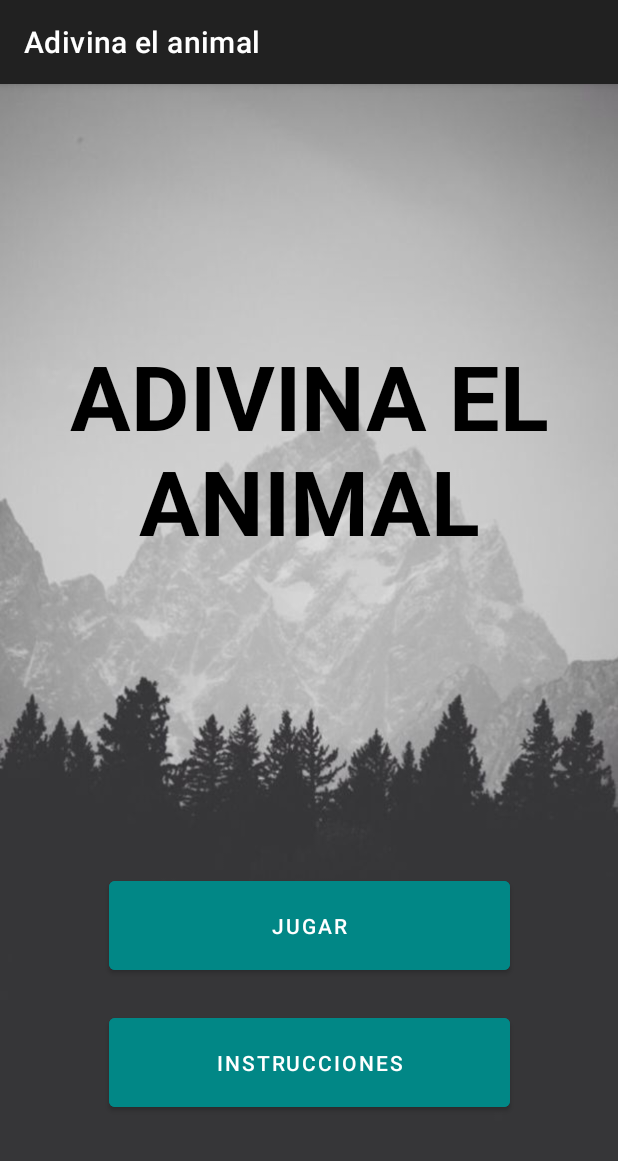
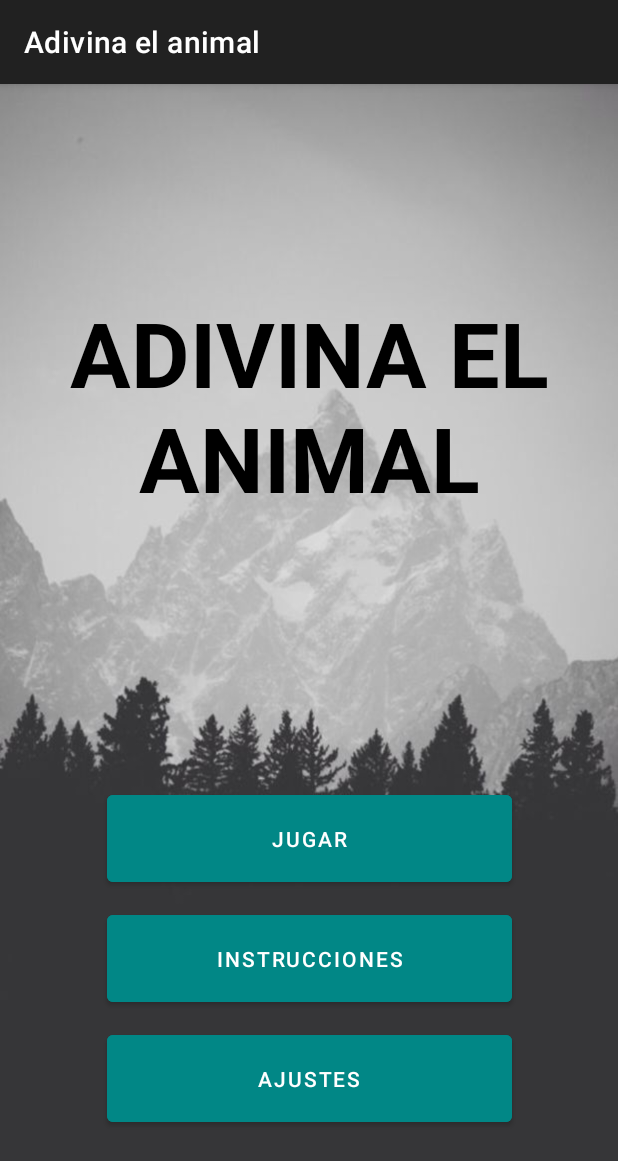
Before and after one commit to gurzelai/adivina-el-animal, an Android app: the screen it shows after launch (MainActivity), on a phone screen of 412 x 824 dp. Shown: the top 1161 px of the screen. Run offline under Robolectric (Android 15) with nearby library versions, the phone set to English and light mode, and no system bars; Roboto replaces fonts that are not available here.

Commit message:
pantalla de Configuracion hecha

```diff
--- a/app/src/main/java/com/gurzelai/adivinaelanimal/MainActivity.java
+++ b/app/src/main/java/com/gurzelai/adivinaelanimal/MainActivity.java
@@ -7,9 +7,11 @@ import android.media.MediaPlayer;
 import android.os.Bundle;
 import android.widget.Button;
 
+import com.google.android.material.floatingactionbutton.FloatingActionButton;
+
 public class MainActivity extends AppCompatActivity {
 
-    Button jugar, instrucciones;
+    Button jugar, instrucciones, ajustes;
 
     @Override
     protected void onCreate(Bundle savedInstanceState) {
@@ -20,6 +22,13 @@ public class MainActivity extends AppCompatActivity {
         jugar.setOnClickListener(view -> abrirIntentJuego());
         instrucciones = (Button) findViewById(R.id.instrucciones);
         instrucciones.setOnClickListener(view -> abrirIntentInstrucciones());
+        ajustes = findViewById(R.id.ajustes);
+        ajustes.setOnClickListener(view -> abrirIntentConfiguracion());
+    }
+
+    private void abrirIntentConfiguracion() {
+        Intent intent = new Intent(getApplicationContext(), Configuracion.class);
+        startActivity(intent);
     }
 
     private void abrirIntentInstrucciones() {
--- a/app/src/main/java/com/gurzelai/adivinaelanimal/Retardo.java
+++ b/app/src/main/java/com/gurzelai/adivinaelanimal/Retardo.java
@@ -11,6 +11,5 @@ public class Retardo extends Application {
         MediaPlayer mp = MediaPlayer.create(getApplicationContext(), getResources().getIdentifier("sonidointro", "raw", getPackageName()));
         mp.start();
         SystemClock.sleep(2200);
-
     }
 }
--- a/app/src/main/res/layout/activity_main.xml
+++ b/app/src/main/res/layout/activity_main.xml
@@ -28,22 +28,33 @@
 
     <Button
         android:id="@+id/jugar"
-        android:layout_width="267dp"
-        android:layout_height="71dp"
-        android:layout_marginBottom="20dp"
+        android:layout_width="270dp"
+        android:layout_height="70dp"
         android:backgroundTint="@color/teal_700"
         android:text="JUGAR"
+        android:layout_marginBottom="10sp"
         app:layout_constraintBottom_toTopOf="@+id/instrucciones"
         app:layout_constraintEnd_toEndOf="parent"
         app:layout_constraintStart_toStartOf="parent" />
 
     <Button
+        android:layout_marginBottom="10sp"
         android:id="@+id/instrucciones"
-        android:layout_width="267dp"
-        android:layout_height="71dp"
-        android:layout_marginBottom="70dp"
+        android:layout_width="270dp"
+        android:layout_height="70dp"
         android:backgroundTint="@color/teal_700"
         android:text="INSTRUCCIONES"
+        app:layout_constraintBottom_toTopOf="@+id/ajustes"
+        app:layout_constraintEnd_toEndOf="parent"
+        app:layout_constraintStart_toStartOf="parent" />
+
+    <Button
+        android:id="@+id/ajustes"
+        android:layout_width="270dp"
+        android:layout_height="70dp"
+        android:backgroundTint="@color/teal_700"
+        android:text="AJUSTES"
+        android:layout_marginBottom="60dp"
         app:layout_constraintBottom_toBottomOf="parent"
         app:layout_constraintEnd_toEndOf="parent"
         app:layout_constraintStart_toStartOf="parent" />
--- a/app/src/main/res/values-night/themes.xml
+++ b/app/src/main/res/values-night/themes.xml
@@ -1,8 +1,10 @@
 <resources xmlns:tools="http://schemas.android.com/tools">
     <!-- Base application theme. -->
     <style name="Theme.AdivinaElAnimal" parent="Theme.MaterialComponents.DayNight.DarkActionBar">
+        <item name="android:textAllCaps">false</item>
     </style>
     <style name="Theme.AdivinaElAnimal.Launcher">
         <item name="android:windowBackground">@drawable/splash</item>
+
     </style>
 </resources>
--- a/app/src/main/res/values/themes.xml
+++ b/app/src/main/res/values/themes.xml
@@ -1,6 +1,7 @@
 <resources xmlns:tools="http://schemas.android.com/tools">
     <!-- Base application theme. -->
     <style name="Theme.AdivinaElAnimal" parent="Theme.MaterialComponents.DayNight.DarkActionBar">
+        <item name="android:textAllCaps">false</item>
     </style>
     <style name="Theme.AdivinaElAnimal.Launcher">
         <item name="android:windowBackground">@drawable/splash</item>
```
Also changed, not shown: app/src/main/AndroidManifest.xml (+3 -4 lines), app/src/main/java/com/gurzelai/adivinaelanimal/Configuracion.java (added, +62 -0 lines), app/src/main/res/layout/activity_configuracion.xml (added, +63 -0 lines), app/src/main/res/drawable/ajustes.png (added).
